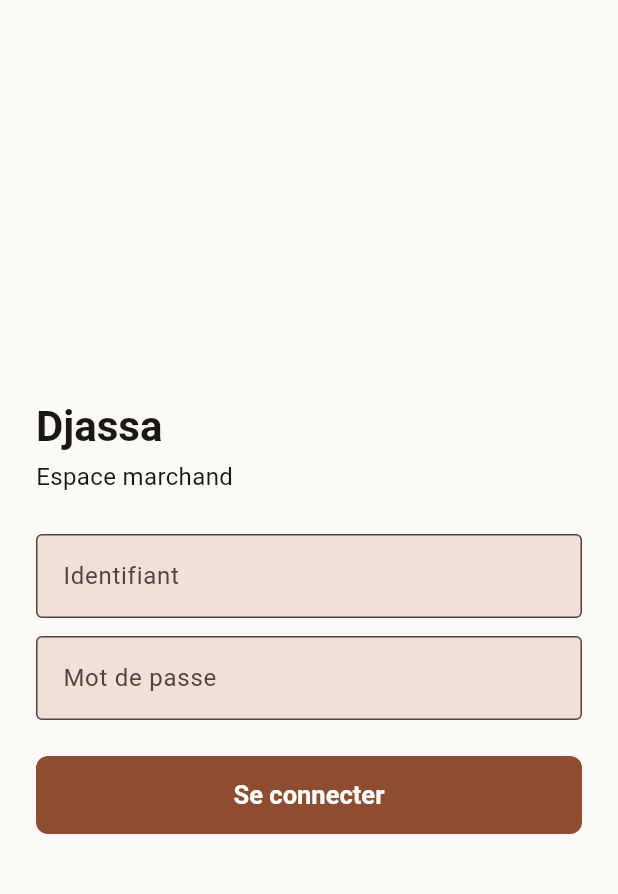
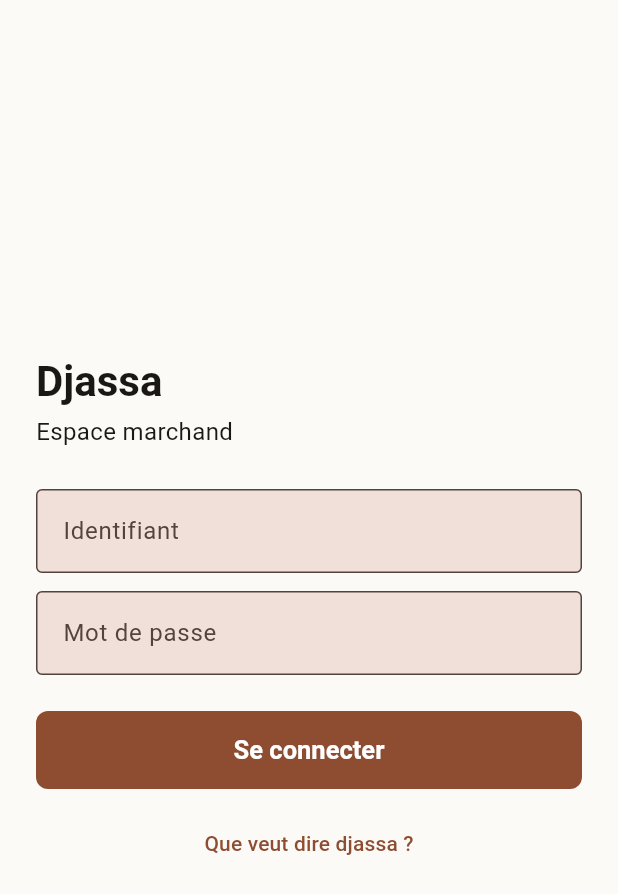
Before and after one commit to giss1408/djassa-App-retailer, a Flutter app: the screen it shows after launch, on a phone screen of 412 x 824 dp. Shown: the top 894 px of the screen. Run offline on Flutter 3.47's test engine with Material 3 defaults, Android fonts, the phone set to English and light mode, and no system bars; our stand-ins replace flutter_riverpod, flutter_secure_storage, sqflite; accounts and stored records are empty.

Commit message:
Add "what djassa means" screen and dev sign-in prefill
- About-the-name screen, linked from sign-in and home.
- Debug-only sign-in prefill through DJASSA_DEV_USERNAME/PASSWORD defines;
  ignored in release builds so no credential can ship in an APK.
- run-device.sh passes the backend's demo credentials by default.

Co-Authored-By: Claude Opus 5.5 <noreply@anthropic.com>

```diff
--- a/lib/core/config/env.dart
+++ b/lib/core/config/env.dart
@@ -24,6 +24,18 @@ class Env {
     'DJASSA_API_BASE',
     defaultValue: 'http://10.0.2.2:8000',
   );
+
+  /// Sign-in prefill for development, e.g.
+  ///   --dart-define=DJASSA_DEV_USERNAME=demo
+  ///   --dart-define=DJASSA_DEV_PASSWORD=demo123
+  /// Empty unless passed, and ignored in a release build (see
+  /// `devUsername`/`devPassword`), so no credential can ship in an APK by
+  /// accident.
+  static const String _devUsername = String.fromEnvironment('DJASSA_DEV_USERNAME');
+  static const String _devPassword = String.fromEnvironment('DJASSA_DEV_PASSWORD');
+
+  static String get devUsername => isRelease ? '' : _devUsername;
+  static String get devPassword => isRelease ? '' : _devPassword;
 
   /// Wall-clock budget for a single request. Deliberately generous: a 2G
   /// round trip in a market can take several seconds, and failing early just
--- a/lib/features/sign_in_screen.dart
+++ b/lib/features/sign_in_screen.dart
@@ -2,8 +2,10 @@ import 'package:flutter/material.dart';
 import 'package:flutter_riverpod/flutter_riverpod.dart';
 
 import '../core/auth/auth_repository.dart';
+import '../core/config/env.dart';
 import '../core/providers.dart';
 import '../l10n/strings.dart';
+import 'about_name_screen.dart';
 
 /// Sign-in.
 ///
@@ -20,8 +22,9 @@ class SignInScreen extends ConsumerStatefulWidget {
 }
 
 class _SignInScreenState extends ConsumerState<SignInScreen> {
-  final _username = TextEditingController();
-  final _password = TextEditingController();
+  // Prefilled only in debug builds given DJASSA_DEV_* defines. See Env.
+  final _username = TextEditingController(text: Env.devUsername);
+  final _password = TextEditingController(text: Env.devPassword);
   bool _busy = false;
   String? _error;
 
@@ -107,6 +110,15 @@ class _SignInScreenState extends ConsumerState<SignInScreen> {
                     onPressed: _busy ? null : _submit,
                     child: Text(_busy ? Strings.signingIn : Strings.signIn),
                   ),
+                  const SizedBox(height: 12),
+                  TextButton(
+                    onPressed: () => Navigator.of(context).push(
+                      MaterialPageRoute(
+                        builder: (_) => const AboutNameScreen(),
+                      ),
+                    ),
+                    child: const Text(Strings.aboutNameLink),
+                  ),
                 ],
               ),
             ),
--- a/lib/l10n/strings.dart
+++ b/lib/l10n/strings.dart
@@ -65,6 +65,24 @@ class Strings {
   static const stateRejected = 'Refusee';
   static const retry = 'Reessayer';
 
+  // What "djassa" means. Accents dropped, as everywhere in this file.
+  static const aboutNameLink = 'Que veut dire djassa ?';
+  static const aboutNameTitle = 'Le mot djassa';
+  static const aboutNameGrammar = '/dja.sa/ - nom';
+  static const aboutNameOrigin = 'Nouchi, la langue de la rue a Abidjan';
+  static const aboutNameSense1 =
+      'Marche informel de rue : le marche spontane, au bord de la route ou '
+      'dans le quartier, ou l\'on vend de tout, des habits de seconde main aux '
+      'telephones, souvent sans etal officiel ni autorisation.';
+  static const aboutNameSense2 =
+      'Par extension, la rue, le quartier : le monde de l\'economie '
+      'informelle et de la debrouille de tous les jours. Un milieu dur et '
+      'vivant, ou l\'on s\'en sort grace aux petits commerces, aux affaires et '
+      'au sens de la rue.';
+  static const aboutNameWhy =
+      'Djassa est fait pour les commercants du djassa : votre activite est '
+      'bien reelle, l\'application en garde la preuve.';
+
   /// Sale categories. Kept short because the backend caps `type` at 32 chars
   /// and a merchant should not be typing a category at the counter.
   static const saleTypes = <String, String>{
```
Also changed, not shown: lib/features/about_name_screen.dart (added, +89 -0 lines), lib/features/home_screen.dart (+19 -0 lines), 1 other file.
